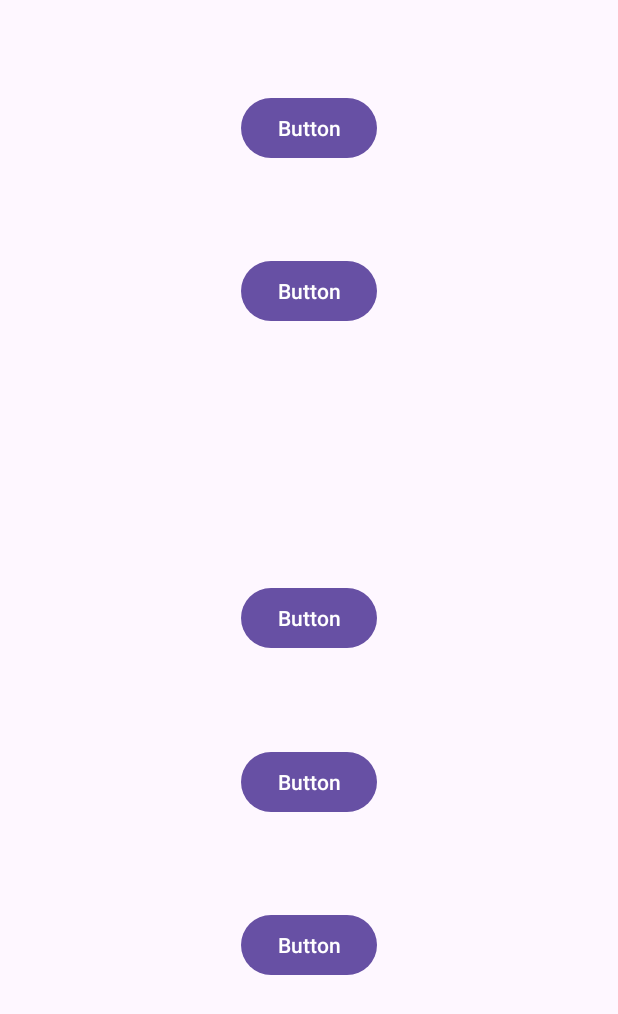
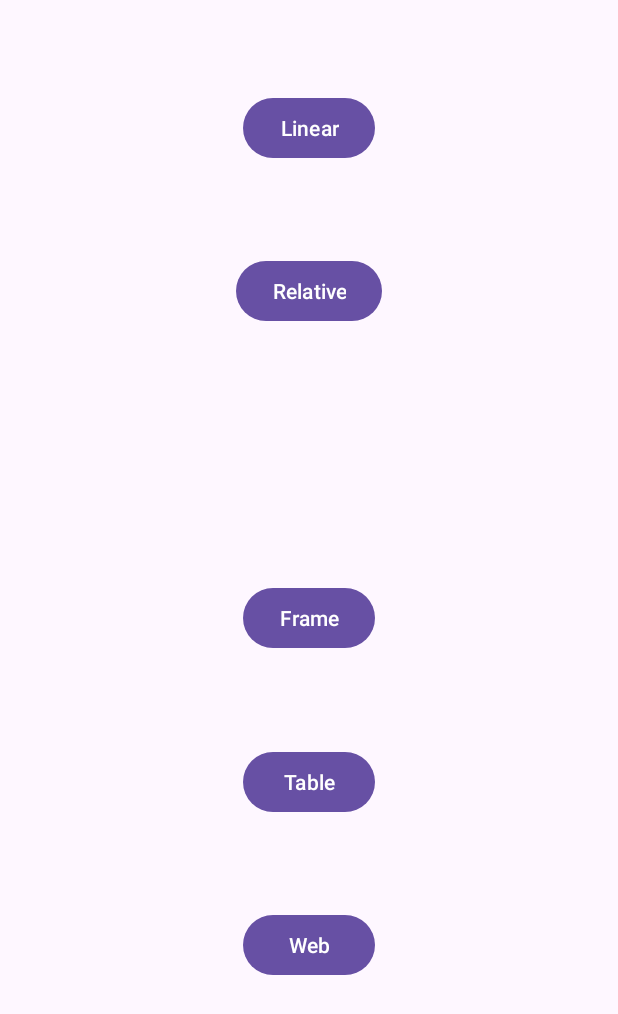
Before and after one commit to Csasziuser/layouts, an Android app: the screen it shows after launch (MainActivity), on a phone screen of 412 x 824 dp. Shown: the top 1014 px of the screen. Run offline under Robolectric (Android 15) with nearby library versions, the phone set to English and light mode, and no system bars.

Commit message:
ora kozben1

```diff
--- a/app/src/main/AndroidManifest.xml
+++ b/app/src/main/AndroidManifest.xml
@@ -13,6 +13,12 @@
         android:theme="@style/Theme.Layouts"
         tools:targetApi="31">
         <activity
+            android:name=".RelativeActivity"
+            android:exported="false" />
+        <activity
+            android:name=".LinearActivity"
+            android:exported="false" />
+        <activity
             android:name=".MainActivity"
             android:exported="true">
             <intent-filter>
--- a/app/src/main/java/com/csaszar/martin/layouts/MainActivity.java
+++ b/app/src/main/java/com/csaszar/martin/layouts/MainActivity.java
@@ -1,6 +1,9 @@
 package com.csaszar.martin.layouts;
 
+import android.content.Intent;
 import android.os.Bundle;
+import android.view.View;
+import android.widget.Button;
 
 import androidx.activity.EdgeToEdge;
 import androidx.appcompat.app.AppCompatActivity;
@@ -20,5 +23,31 @@ public class MainActivity extends AppCompatActivity {
             v.setPadding(systemBars.left, systemBars.top, systemBars.right, systemBars.bottom);
             return insets;
         });
+
+        Button linear = findViewById(R.id.btnToLinear);
+        Button relative = findViewById(R.id.btnToRelative);
+        Button frame = findViewById(R.id.btnToFrame);
+        Button table = findViewById(R.id.btnToTable);
+        Button web = findViewById(R.id.btnToWeb);
+
+        linear.setOnClickListener(new View.OnClickListener() {
+            @Override
+            public void onClick(View view) {
+                Intent intentToLinear = new Intent(MainActivity.this,LinearActivity.class);
+                startActivity(intentToLinear);
+            }
+        });
+
+        relative.setOnClickListener(new View.OnClickListener() {
+            @Override
+            public void onClick(View view) {
+                Intent intentToRelative = new Intent(MainActivity.this, RelativeActivity.class);
+                startActivity(intentToRelative);
+            }
+        });
+
+
+
+
     }
 }
--- a/app/src/main/res/layout/activity_main.xml
+++ b/app/src/main/res/layout/activity_main.xml
@@ -8,52 +8,52 @@
     tools:context=".MainActivity">
 
     <Button
-        android:id="@+id/button"
+        android:id="@+id/btnToFrame"
         android:layout_width="wrap_content"
         android:layout_height="wrap_content"
-        android:text="Button"
+        android:text="Frame"
         app:layout_constraintBottom_toBottomOf="parent"
         app:layout_constraintEnd_toEndOf="parent"
         app:layout_constraintStart_toStartOf="parent"
         app:layout_constraintTop_toTopOf="parent" />
 
     <Button
-        android:id="@+id/button2"
+        android:id="@+id/btnToRelative"
         android:layout_width="wrap_content"
         android:layout_height="wrap_content"
-        android:text="Button"
-        app:layout_constraintBottom_toTopOf="@+id/button"
+        android:text="Relative"
+        app:layout_constraintBottom_toTopOf="@+id/btnToFrame"
         app:layout_constraintEnd_toEndOf="parent"
         app:layout_constraintStart_toStartOf="parent"
         app:layout_constraintTop_toTopOf="parent" />
 
     <Button
-        android:id="@+id/button3"
+        android:id="@+id/btnToWeb"
         android:layout_width="wrap_content"
         android:layout_height="wrap_content"
-        android:text="Button"
+        android:text="Web"
         app:layout_constraintBottom_toBottomOf="parent"
         app:layout_constraintEnd_toEndOf="parent"
         app:layout_constraintStart_toStartOf="parent"
-        app:layout_constraintTop_toBottomOf="@+id/button" />
+        app:layout_constraintTop_toBottomOf="@+id/btnToFrame" />
 
     <Button
-        android:id="@+id/button4"
+        android:id="@+id/btnToLinear"
         android:layout_width="wrap_content"
         android:layout_height="wrap_content"
-        android:text="Button"
-        app:layout_constraintBottom_toTopOf="@+id/button2"
+        android:text="Linear"
+        app:layout_constraintBottom_toTopOf="@+id/btnToRelative"
         app:layout_constraintEnd_toEndOf="parent"
         app:layout_constraintStart_toStartOf="parent"
         app:layout_constraintTop_toTopOf="parent" />
 
     <Button
-        android:id="@+id/button5"
+        android:id="@+id/btnToTable"
         android:layout_width="wrap_content"
         android:layout_height="wrap_content"
-        android:text="Button"
-        app:layout_constraintBottom_toTopOf="@+id/button3"
+        android:text="Table"
+        app:layout_constraintBottom_toTopOf="@+id/btnToWeb"
         app:layout_constraintEnd_toEndOf="parent"
         app:layout_constraintStart_toStartOf="parent"
-        app:layout_constraintTop_toBottomOf="@+id/button" />
+        app:layout_constraintTop_toBottomOf="@+id/btnToFrame" />
 </androidx.constraintlayout.widget.ConstraintLayout>
```
Also changed, not shown: app/src/main/java/com/csaszar/martin/layouts/LinearActivity.java (added, +45 -0 lines), app/src/main/java/com/csaszar/martin/layouts/RelativeActivity.java (added, +27 -0 lines), app/src/main/res/layout/activity_linear.xml (added, +71 -0 lines), app/src/main/res/layout/activity_relative.xml (added, +31 -0 lines).
